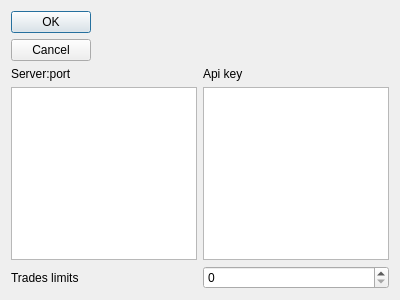
This is settingsdialog.ui in QTinman/freqStratStat as Qt 5 draws it before an edit. The edited form follows.
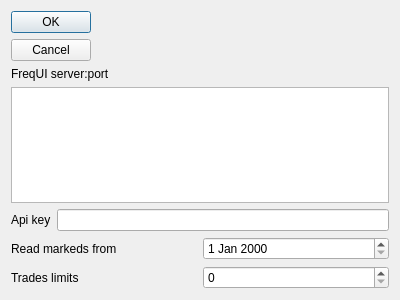
This is the edited form. Icons and pictures are not drawn.

Commit message: Added marked read from date, fixup of settings.

Patch:
```diff
--- a/settingsdialog.ui
+++ b/settingsdialog.ui
@@ -29,16 +29,21 @@
     </widget>
    </item>
    <item row="1" column="0">
-    <layout class="QVBoxLayout" name="verticalLayout">
-     <item>
       <layout class="QHBoxLayout" name="horizontalLayout_2">
        <item>
         <widget class="QLabel" name="label">
          <property name="text">
-          <string>Server:port</string>
+        <string>FreqUI server:port</string>
          </property>
         </widget>
        </item>
+    </layout>
+   </item>
+   <item row="2" column="0">
+    <widget class="QTextEdit" name="servers"/>
+   </item>
+   <item row="3" column="0">
+    <layout class="QHBoxLayout" name="horizontalLayout">
        <item>
         <widget class="QLabel" name="label_2">
          <property name="text">
@@ -46,21 +51,26 @@
          </property>
         </widget>
        </item>
-      </layout>
-     </item>
+     <item>
+      <widget class="QLineEdit" name="apikey"/>
+     </item>
+    </layout>
+   </item>
+   <item row="4" column="0">
+    <layout class="QHBoxLayout" name="horizontalLayout_4">
      <item>
-      <layout class="QHBoxLayout" name="horizontalLayout">
-       <item>
-        <widget class="QTextEdit" name="servers"/>
+      <widget class="QLabel" name="label_4">
+       <property name="text">
+        <string>Read markeds from</string>
+       </property>
+      </widget>
        </item>
        <item>
-        <widget class="QTextEdit" name="keys"/>
+      <widget class="QDateEdit" name="markedfrom"/>
        </item>
       </layout>
      </item>
-    </layout>
-   </item>
-   <item row="2" column="0">
+   <item row="5" column="0">
     <layout class="QHBoxLayout" name="horizontalLayout_3">
      <item>
       <widget class="QLabel" name="label_3">
```
Left out of the diff: 6 changed lines with no effect on the pictures. Lines whose indentation alone changed are shown as unchanged. The commit also changes 7 other files.
